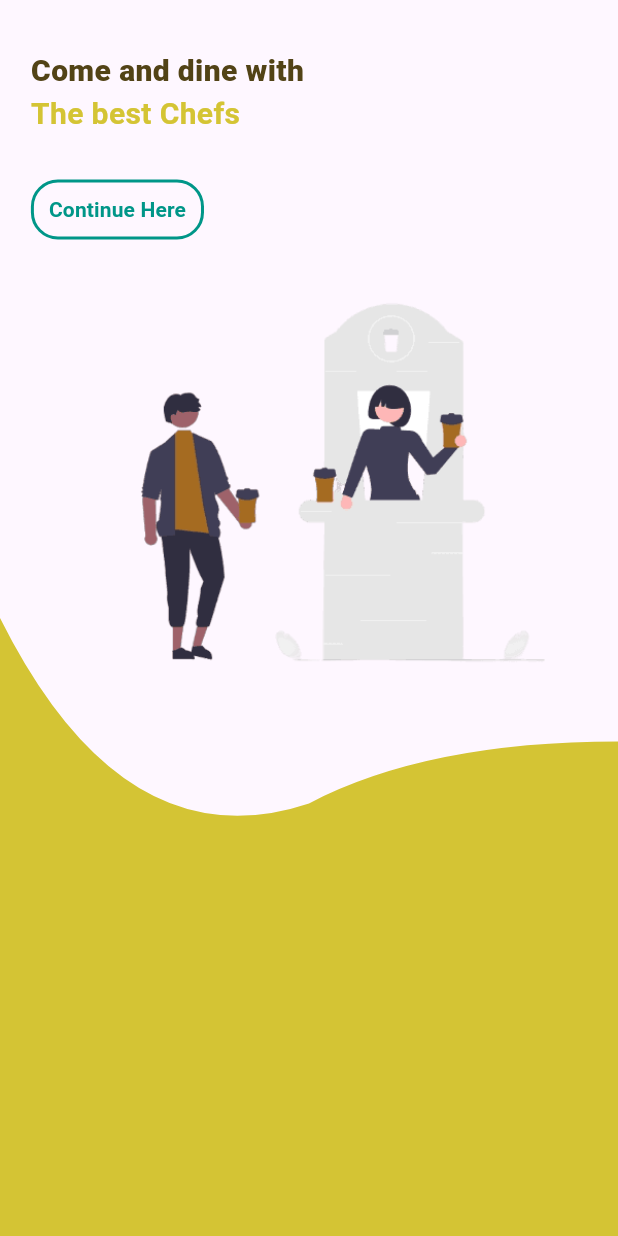
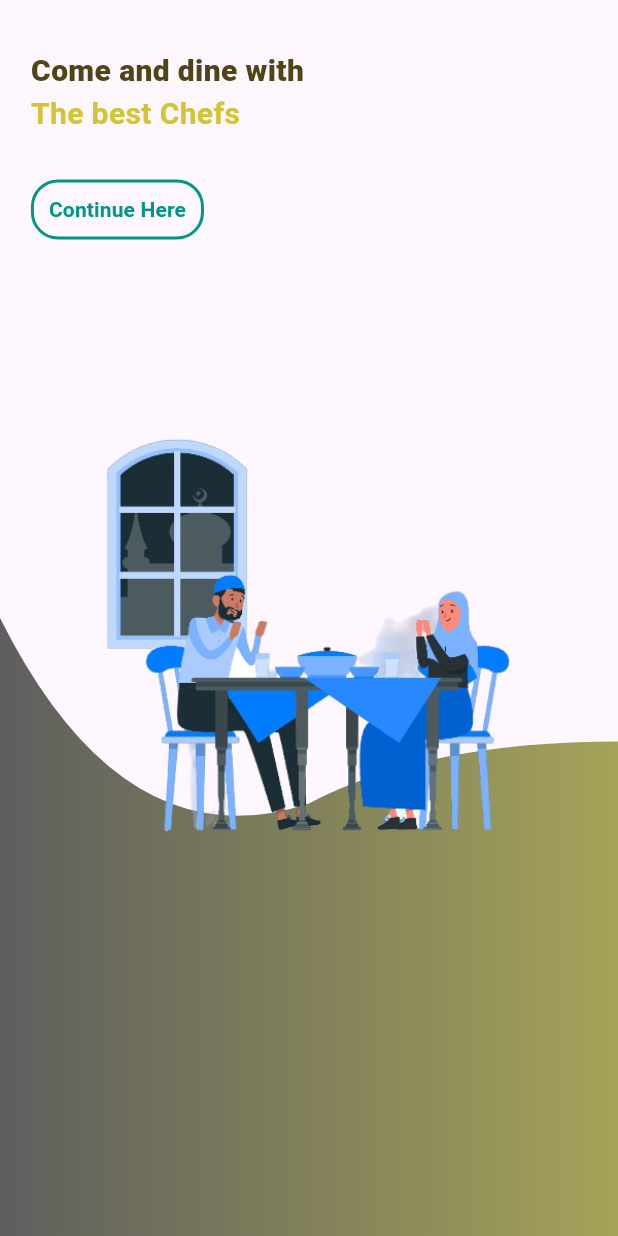
Before and after one commit to mrshelile/Just-Grab, a Flutter app: the screen it shows after launch, on a phone screen of 412 x 824 dp. Run offline on Flutter 3.47's test engine with Material 3 defaults, Android fonts, the light colour scheme and no system bars; our stand-ins replace awesome_bottom_bar, cloud_firestore, firebase_auth, firebase_core, firebase_storage, get; missing offline and left inert: wc_form_validators; accounts and stored records are empty.

Commit message:
changed onboarding

```diff
--- a/lib/presentation/onboarding/onboarding.dart
+++ b/lib/presentation/onboarding/onboarding.dart
@@ -1,3 +1,5 @@
+import 'dart:ui';
+
 import 'package:flutter/material.dart';
 import 'package:get/get.dart';
 import 'package:justgrab/colors.dart';
@@ -47,7 +49,7 @@ class OnBoarding extends StatelessWidget {
                   ),
                   onPressed: () {
                     // print("pressed");
-                    Navigator.push(
+                    Navigator.pushReplacement(
                       context,
                       MaterialPageRoute(builder: (context) => SignIn()),
                     );
@@ -64,7 +66,11 @@ class OnBoarding extends StatelessWidget {
           //upper clippath with less height
           clipper: WaveClipper(), //set our custom wave clipper.
           child: Container(
-              color: gold1,
+              decoration: const BoxDecoration(
+                  gradient: LinearGradient(colors: [
+                Color.fromARGB(255, 94, 94, 94),
+                Color.fromARGB(255, 164, 163, 88)
+              ])),
               height: size.height,
               alignment: Alignment.center,
               child: const Text(
@@ -76,11 +82,11 @@ class OnBoarding extends StatelessWidget {
               )),
         ),
         Positioned(
-            left: size.width * 0.02,
-            top: size.height * 0.2,
+            left: size.width * 0.04,
+            top: size.height * 0.25,
             child: SizedBox(
               width: size.width,
-              child: Image.asset("assets/coffee.png"),
+              child: Image.asset("assets/sit.png"),
             ))
       ],
     ));
--- a/lib/presentation/sign_up/sign_up.dart
+++ b/lib/presentation/sign_up/sign_up.dart
@@ -14,7 +14,7 @@ class SignUp extends StatefulWidget {
 
 class _SignUpState extends State<SignUp> {
   bool isEmailCorrect = false;
-  bool isObscure = false;
+  bool isObscure = true;
   String _error = "";
   final _formKey = GlobalKey<FormState>();
   final _emailController = TextEditingController();
@@ -178,7 +178,7 @@ class _SignUpState extends State<SignUp> {
                                   fullName: _fullNameController.text.trim(),
                                   phone: _phoneNumberController.text.trim());
                               if (res.statusCode == 201) {
-                                Navigator.push(
+                                Navigator.pushReplacement(
                                     context,
                                     MaterialPageRoute(
                                       builder: (context) => SignIn(),
```
Also changed, not shown: lib/application/auth/auth.dart (+4 -3 lines), pubspec.yaml (+19 -0 lines), assets/5012253.jpg (added), assets/meal.jpg (added), assets/sit.png (added), pubspec.lock, 42 other files.
